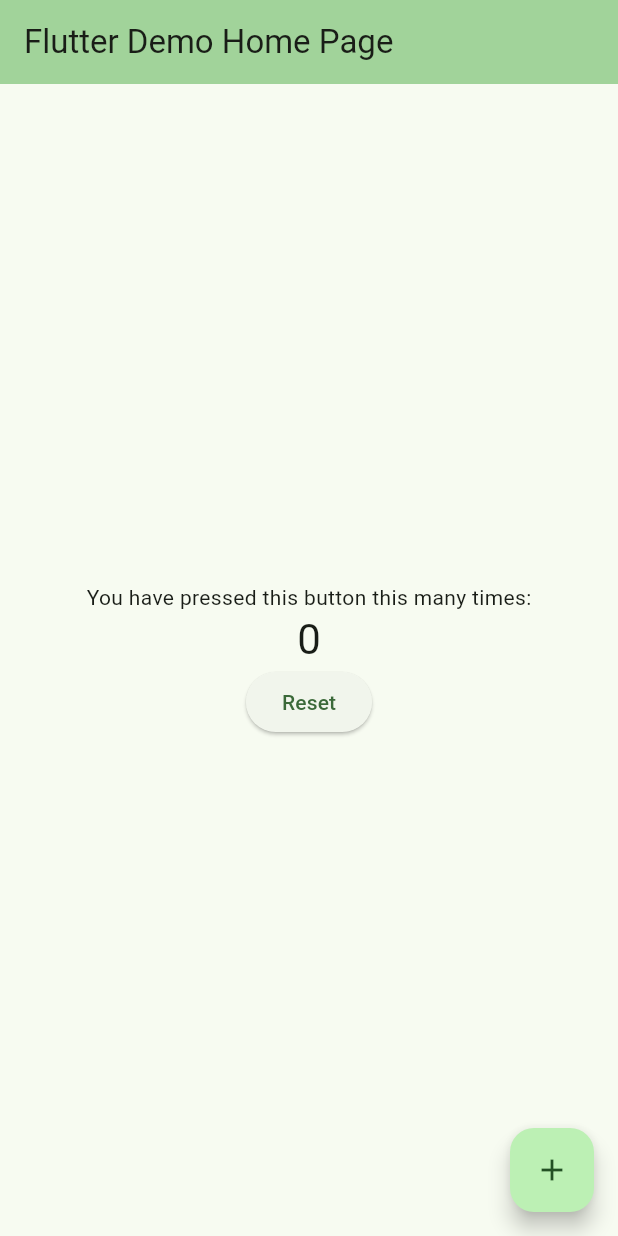
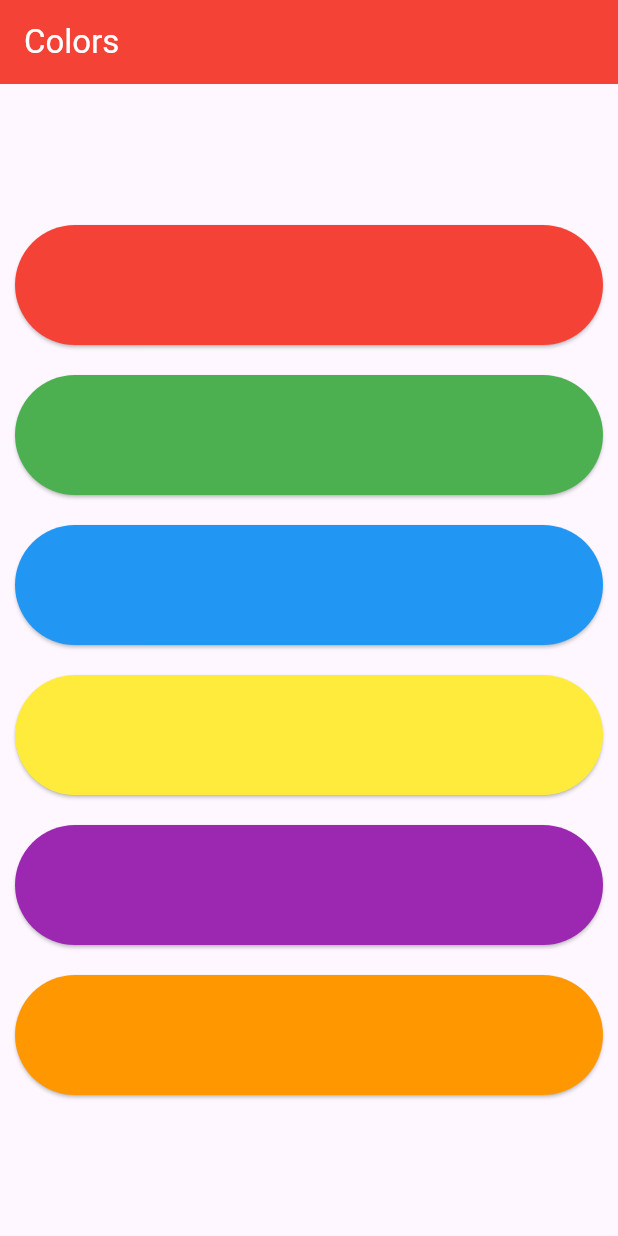
Before and after one commit to ahmedivy/hello-flutter, a Flutter app: the screen it shows after launch, on a phone screen of 412 x 824 dp. Run offline on Flutter 3.47's test engine with Material 2 defaults, Android fonts, the phone set to English and light mode, and no system bars.

Commit message:
color app

```diff
--- a/lib/main.dart
+++ b/lib/main.dart
@@ -11,42 +11,17 @@ class MyApp extends StatelessWidget {
   @override
   Widget build(BuildContext context) {
     return MaterialApp(
-      title: 'Flutter Demo',
+      title: 'Color Picker',
       theme: ThemeData(
-        // This is the theme of your application.
-        //
-        // TRY THIS: Try running your application with "flutter run". You'll see
-        // the application has a blue toolbar. Then, without quitting the app,
-        // try changing the seedColor in the colorScheme below to Colors.green
-        // and then invoke "hot reload" (save your changes or press the "hot
-        // reload" button in a Flutter-supported IDE, or press "r" if you used
-        // the command line to start the app).
-        //
-        // Notice that the counter didn't reset back to zero; the application
-        // state is not lost during the reload. To reset the state, use hot
-        // restart instead.
-        //
-        // This works for code too, not just values: Most code changes can be
-        // tested with just a hot reload.
-        colorScheme: ColorScheme.fromSeed(seedColor: Colors.green),
         useMaterial3: true,
       ),
-      home: const MyHomePage(title: 'Flutter Demo Home Page'),
+      home: const MyHomePage(title: 'Colors'),
     );
   }
 }
 
 class MyHomePage extends StatefulWidget {
   const MyHomePage({super.key, required this.title});
-
-  // This widget is the home page of your application. It is stateful, meaning
-  // that it has a State object (defined below) that contains fields that affect
-  // how it looks.
-
-  // This class is the configuration for the state. It holds the values (in this
-  // case the title) provided by the parent (in this case the App widget) and
-  // used by the build method of the State. Fields in a Widget subclass are
-  // always marked "final".
 
   final String title;
 
@@ -55,78 +30,51 @@ class MyHomePage extends StatefulWidget {
 }
 
 class _MyHomePageState extends State<MyHomePage> {
-  int _counter = 0;
+  String _selectedColor = 'red';
 
-  void _incrementCounter() {
+  final Map<String, Color> _colorMap = {
+    'red': Colors.red,
+    'green': Colors.green,
+    'blue': Colors.blue,
+    'yellow': Colors.yellow,
+    'purple': Colors.purple,
+    'orange': Colors.orange,
+  };
+
+  void _changeColor(String color) {
     setState(() {
-      // This call to setState tells the Flutter framework that something has
-      // changed in this State, which causes it to rerun the build method below
-      // so that the display can reflect the updated values. If we changed
-      // _counter without calling setState(), then the build method would not be
-      // called again, and so nothing would appear to happen.
-      _counter += 2;
-    });
-  }
-
-  void _resetCounter() {
-    setState(() {
-      _counter = 0;
+      _selectedColor = color;
     });
   }
 
   @override
   Widget build(BuildContext context) {
-    // This method is rerun every time setState is called, for instance as done
-    // by the _incrementCounter method above.
-    //
-    // The Flutter framework has been optimized to make rerunning build methods
-    // fast, so that you can just rebuild anything that needs updating rather
-    // than having to individually change instances of widgets.
     return Scaffold(
       appBar: AppBar(
-        // TRY THIS: Try changing the color here to a specific color (to
-        // Colors.amber, perhaps?) and trigger a hot reload to see the AppBar
-        // change color while the other colors stay the same.
-        backgroundColor: Theme.of(context).colorScheme.inversePrimary,
-        // Here we take the value from the MyHomePage object that was created by
-        // the App.build method, and use it to set our appbar title.
+        backgroundColor: _colorMap[_selectedColor],
+        foregroundColor: Colors.white,
         title: Text(widget.title),
       ),
       body: Center(
-        // Center is a layout widget. It takes a single child and positions it
-        // in the middle of the parent.
-        child: Column(
-          // Column is also a layout widget. It takes a list of children and
-          // arranges them vertically. By default, it sizes itself to fit its
-          // children horizontally, and tries to be as tall as its parent.
-          //
-          // Column has various properties to control how it sizes itself and
-          // how it positions its children. Here we use mainAxisAlignment to
-          // center the children vertically; the main axis here is the vertical
-          // axis because Columns are vertical (the cross axis would be
-          // horizontal).
-          //
-          // TRY THIS: Invoke "debug painting" (choose the "Toggle Debug Paint"
-          // action in the IDE, or press "p" in the console), to see the
-          // wireframe for each widget.
-          mainAxisAlignment: MainAxisAlignment.center,
-          children: <Widget>[
-            const Text(
-              'You have pressed this button this many times:',
-            ),
-            Text(
-              '$_counter',
-              style: Theme.of(context).textTheme.headlineMedium,
-            ),
-            ElevatedButton(onPressed: _resetCounter, child: const Text("Reset"))
-          ],
+        child: Expanded(
+          child: Column(
+            mainAxisAlignment: MainAxisAlignment.center,
+            crossAxisAlignment: CrossAxisAlignment.stretch,
+            children: _colorMap.keys.map((color) {
+              return Container(
+                  margin: const EdgeInsets.all(10),
+                  child: ElevatedButton(
+                    style: ElevatedButton.styleFrom(
+                      backgroundColor: _colorMap[color],
+                      fixedSize: const Size.fromHeight(80),
+                    ),
+                    onPressed: () => _changeColor(color),
+                    child: null,
+                  ));
+            }).toList(),
+          ),
         ),
       ),
-      floatingActionButton: FloatingActionButton(
-        onPressed: _incrementCounter,
-        tooltip: 'Increment',
-        child: const Icon(Icons.add),
-      ), // This trailing comma makes auto-formatting nicer for build methods.
     );
   }
 }
```
